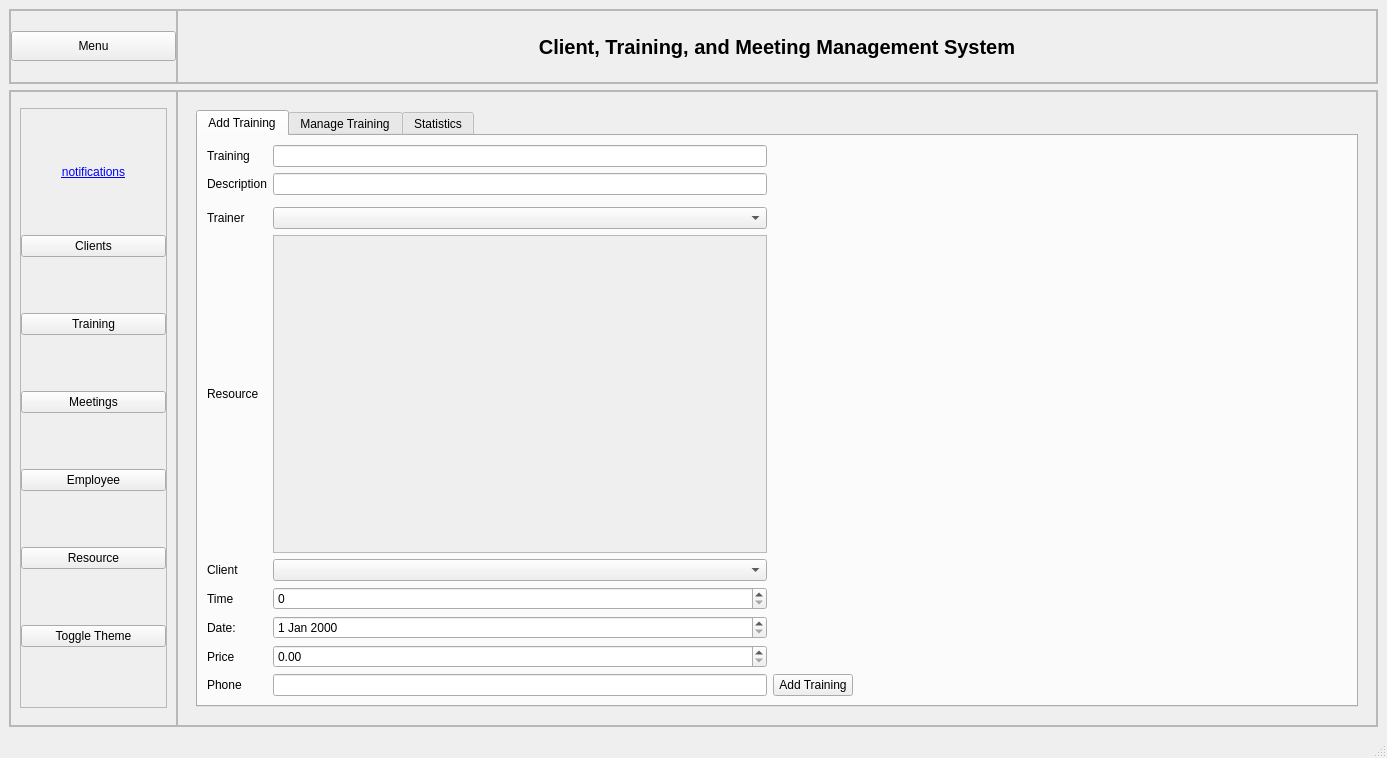
First picture: the form in ui/mainwindow/mainwindow.ui, repository Hyujnn54/Advisio-Management-System, before the edit.
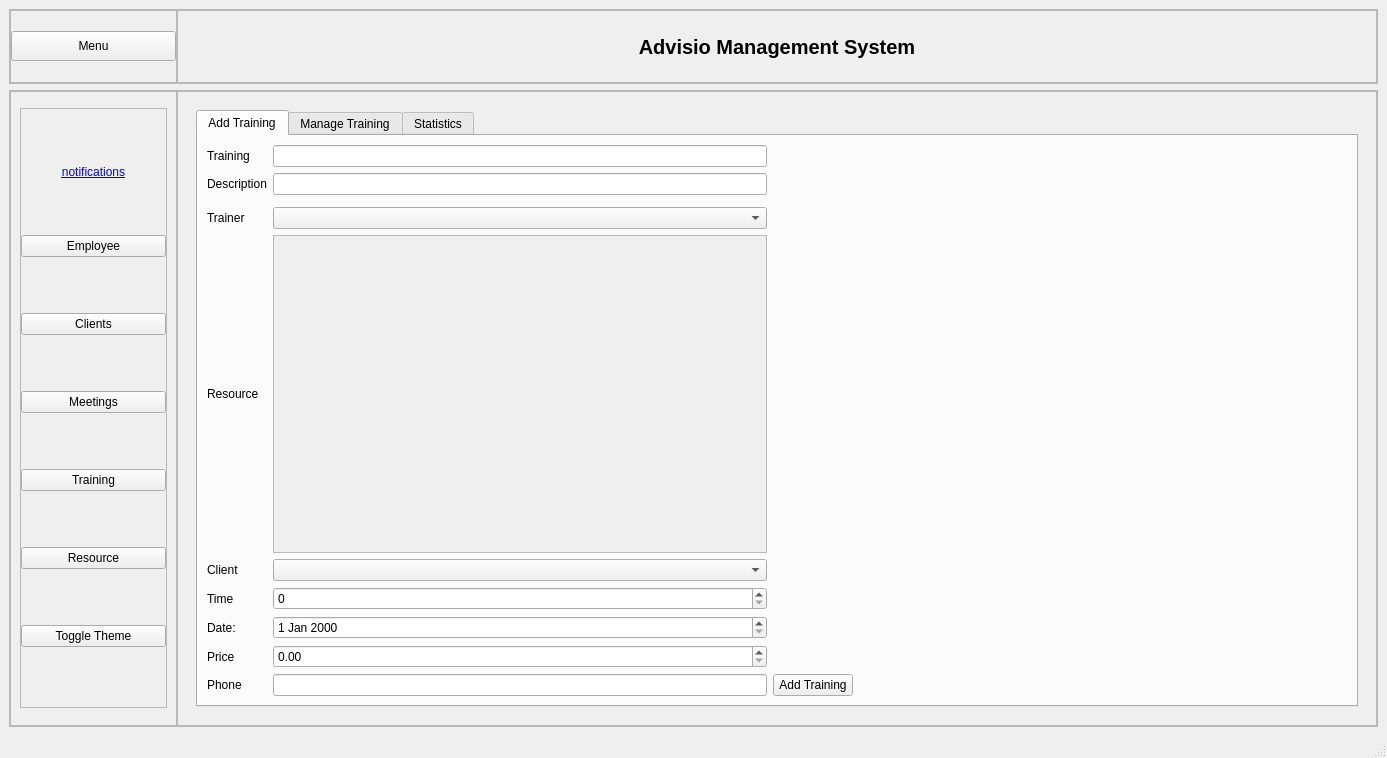
Second picture: the form after the edit. The open tabs and pages were chosen to show the change. Custom widgets are drawn as their Qt base class.

The edit to the form file:
```diff
--- a/ui/mainwindow/mainwindow.ui
+++ b/ui/mainwindow/mainwindow.ui
@@ -151,7 +151,7 @@
              </font>
             </property>
             <property name="text">
-             <string>Client, Training, and Meeting Management System</string>
+             <string>Advisio Management System</string>
             </property>
             <property name="alignment">
              <set>Qt::AlignmentFlag::AlignCenter</set>
@@ -271,6 +271,13 @@
                </property>
               </widget>
              </item>
+             <item>
+              <widget class="QPushButton" name="employeeSectionButton">
+               <property name="text">
+                <string>Employee</string>
+               </property>
+              </widget>
+             </item>
              <item>
               <widget class="QPushButton" name="clientSectionButton">
                <property name="text">
@@ -278,13 +285,6 @@
                </property>
               </widget>
              </item>
-             <item>
-              <widget class="QPushButton" name="trainingSectionButton">
-               <property name="text">
-                <string>Training</string>
-               </property>
-              </widget>
-             </item>
              <item>
               <widget class="QPushButton" name="meetingSectionButton">
                <property name="text">
@@ -293,9 +293,9 @@
               </widget>
              </item>
              <item>
-              <widget class="QPushButton" name="employeeSectionButton">
+              <widget class="QPushButton" name="trainingSectionButton">
                <property name="text">
-                <string>Employee</string>
+                <string>Training</string>
                </property>
               </widget>
              </item>
```
Left out of the diff: 10 changed lines with no effect on the pictures.
